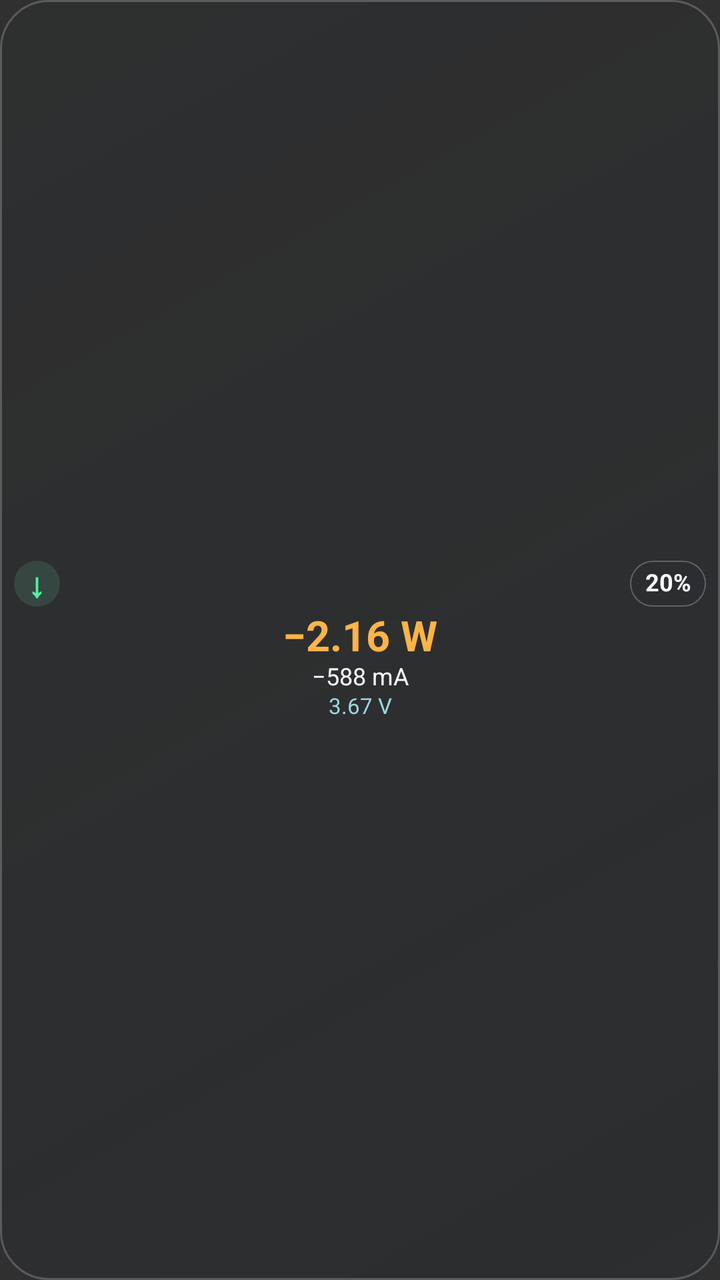
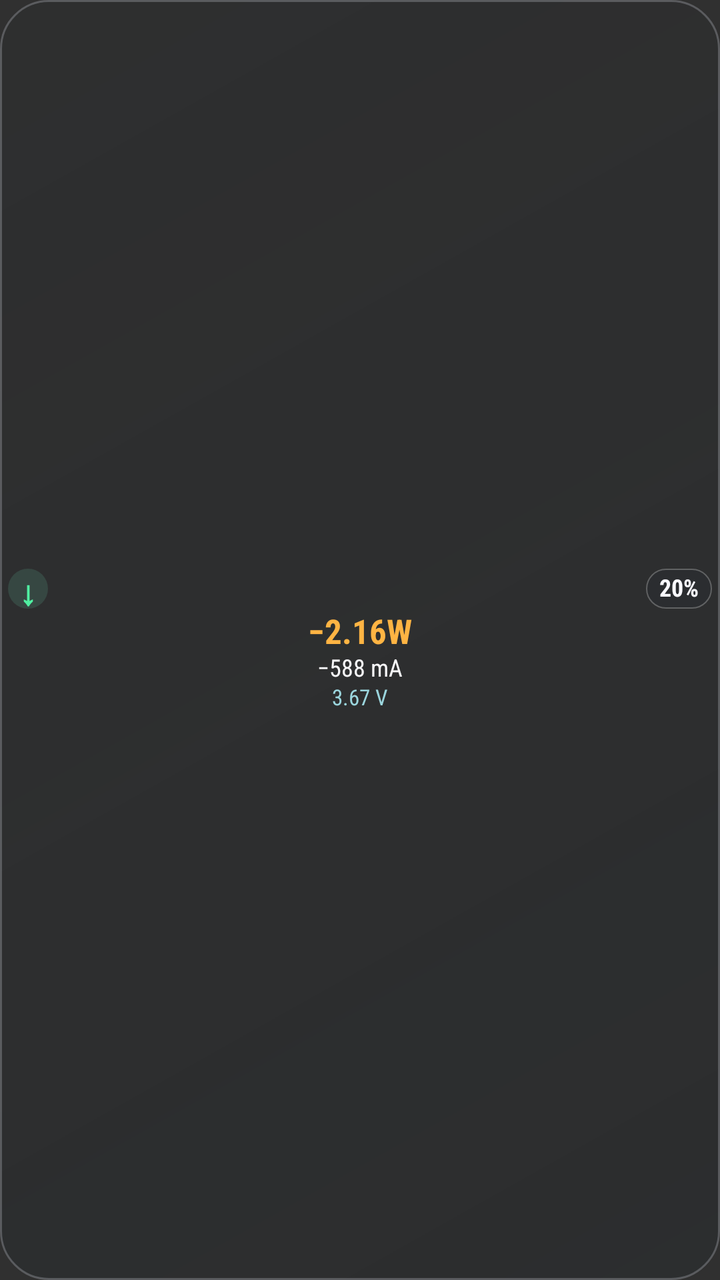

Screens rendered from an Android XML layout before and after an edit, with the pre-edit source and the edit as a unified diff.
<!-- AndroidManifest.xml: application theme android:Theme.Material.NoActionBar -->
<!-- res/layout/widget_transparent.xml -->
<?xml version="1.0" encoding="utf-8"?>
<LinearLayout xmlns:android="http://schemas.android.com/apk/res/android"
    android:id="@+id/widget_root"
    android:layout_width="match_parent"
    android:layout_height="match_parent"
    android:orientation="vertical"
    android:gravity="center"
    android:background="@drawable/widget_bg_transparent"
    android:paddingStart="7dp"
    android:paddingEnd="7dp"
    android:paddingTop="6dp"
    android:paddingBottom="6dp">

    
    <LinearLayout
        android:layout_width="match_parent"
        android:layout_height="wrap_content"
        android:orientation="horizontal"
        android:gravity="center_vertical"
        android:paddingBottom="3dp">

        <TextView
            android:id="@+id/widget_status"
            android:layout_width="23dp"
            android:layout_height="23dp"
            android:background="@drawable/widget_status_circle"
            android:gravity="center"
            android:text="↓"
            android:textSize="17sp"
            android:textStyle="bold"
            android:textColor="#50F0A2"
            android:includeFontPadding="false"/>

        <TextView
            android:layout_width="0dp"
            android:layout_weight="1"
            android:layout_height="1dp"/>

        <TextView
            android:id="@+id/widget_level"
            android:layout_width="wrap_content"
            android:layout_height="23dp"
            android:minWidth="38dp"
            android:gravity="center"
            android:background="@drawable/widget_chip_transparent"
            android:paddingStart="6dp"
            android:paddingEnd="6dp"
            android:text="20%"
            android:textColor="#FAFAFF"
            android:fontFamily="sans"
            android:textStyle="bold"
            android:textSize="12sp"
            android:includeFontPadding="false"/>
    </LinearLayout>

    
    <TextView
        android:id="@+id/widget_value"
        android:layout_width="match_parent"
        android:layout_height="wrap_content"
        android:minHeight="24dp"
        android:gravity="center"
        android:text="−2.16 W"
        android:textColor="#FFB443"
        android:fontFamily="sans"
        android:textStyle="bold"
        android:textSize="21sp"
        android:includeFontPadding="false"
        android:singleLine="true"
        android:ellipsize="end"
        android:autoSizeTextType="uniform"
        android:autoSizeMinTextSize="11sp"
        android:autoSizeMaxTextSize="21sp"
        android:autoSizeStepGranularity="1sp"/>

    <TextView
        android:id="@+id/widget_sub"
        android:layout_width="match_parent"
        android:layout_height="wrap_content"
        android:gravity="center"
        android:layout_marginTop="1dp"
        android:text="−588 mA"
        android:textColor="#F7F7F9"
        android:fontFamily="sans"
        android:textSize="12sp"
        android:includeFontPadding="false"
        android:singleLine="true"
        android:ellipsize="end"
        android:autoSizeTextType="uniform"
        android:autoSizeMinTextSize="9sp"
        android:autoSizeMaxTextSize="12sp"
        android:autoSizeStepGranularity="1sp"/>

    <TextView
        android:id="@+id/widget_voltage"
        android:layout_width="match_parent"
        android:layout_height="wrap_content"
        android:gravity="center"
        android:layout_marginTop="1dp"
        android:text="3.67 V"
        android:textColor="#9BD6DE"
        android:fontFamily="sans"
        android:textSize="11sp"
        android:includeFontPadding="false"
        android:singleLine="true"
        android:ellipsize="end"/>
</LinearLayout>
<!-- resources referenced by this layout -->
<resources>
  <!-- drawable widget_bg_transparent (drawable) -->
  <?xml version="1.0" encoding="utf-8"?>
  <shape xmlns:android="http://schemas.android.com/apk/res/android" android:shape="rectangle">
      
      <gradient android:startColor="#321A2228" android:endColor="#16161D24" android:angle="135" />
      <stroke android:width="1dp" android:color="#3DE0E5F0" />
      <corners android:radius="24dp" />
  </shape>
  <!-- drawable widget_chip_transparent (drawable) -->
  <?xml version="1.0" encoding="utf-8"?>
  <shape xmlns:android="http://schemas.android.com/apk/res/android" android:shape="rectangle">
      <solid android:color="#4C252D35" />
      <stroke android:width="0.5dp" android:color="#40FFFFFF" />
      <corners android:radius="24dp" />
  </shape>
  <!-- drawable widget_status_circle (drawable) -->
  <?xml version="1.0" encoding="utf-8"?>
  <shape xmlns:android="http://schemas.android.com/apk/res/android" android:shape="oval">
      <solid android:color="#59487565" />
  </shape>
</resources>

<!-- the commit's change to res/layout/widget_transparent.xml (unified diff, before → after) -->
@@ -6,10 +6,10 @@
     android:orientation="vertical"
     android:gravity="center"
     android:background="@drawable/widget_bg_transparent"
-    android:paddingStart="7dp"
-    android:paddingEnd="7dp"
-    android:paddingTop="6dp"
-    android:paddingBottom="6dp">
+    android:paddingStart="4dp"
+    android:paddingEnd="4dp"
+    android:paddingTop="4dp"
+    android:paddingBottom="4dp">
 
     
     <LinearLayout
@@ -17,12 +17,12 @@
         android:layout_height="wrap_content"
         android:orientation="horizontal"
         android:gravity="center_vertical"
-        android:paddingBottom="3dp">
+        android:paddingBottom="2dp">
 
         <TextView
             android:id="@+id/widget_status"
-            android:layout_width="23dp"
-            android:layout_height="23dp"
+            android:layout_width="20dp"
+            android:layout_height="20dp"
             android:background="@drawable/widget_status_circle"
             android:gravity="center"
             android:text="↓"
@@ -39,15 +39,15 @@
         <TextView
             android:id="@+id/widget_level"
             android:layout_width="wrap_content"
-            android:layout_height="23dp"
-            android:minWidth="38dp"
+            android:layout_height="20dp"
+            android:minWidth="33dp"
             android:gravity="center"
             android:background="@drawable/widget_chip_transparent"
-            android:paddingStart="6dp"
-            android:paddingEnd="6dp"
+            android:paddingStart="4dp"
+            android:paddingEnd="4dp"
             android:text="20%"
             android:textColor="#FAFAFF"
-            android:fontFamily="sans"
+            android:fontFamily="sans-serif-condensed"
             android:textStyle="bold"
             android:textSize="12sp"
             android:includeFontPadding="false"/>
@@ -58,19 +58,19 @@
         android:id="@+id/widget_value"
         android:layout_width="match_parent"
         android:layout_height="wrap_content"
-        android:minHeight="24dp"
+        android:minHeight="20dp"
         android:gravity="center"
-        android:text="−2.16 W"
+        android:text="−2.16W"
         android:textColor="#FFB443"
-        android:fontFamily="sans"
+        android:fontFamily="sans-serif-condensed"
         android:textStyle="bold"
-        android:textSize="21sp"
+        android:textSize="17sp"
         android:includeFontPadding="false"
         android:singleLine="true"
         android:ellipsize="end"
         android:autoSizeTextType="uniform"
-        android:autoSizeMinTextSize="11sp"
-        android:autoSizeMaxTextSize="21sp"
+        android:autoSizeMinTextSize="9sp"
+        android:autoSizeMaxTextSize="17sp"
         android:autoSizeStepGranularity="1sp"/>
 
     <TextView
@@ -81,7 +81,7 @@
         android:layout_marginTop="1dp"
         android:text="−588 mA"
         android:textColor="#F7F7F9"
-        android:fontFamily="sans"
+        android:fontFamily="sans-serif-condensed"
         android:textSize="12sp"
         android:includeFontPadding="false"
         android:singleLine="true"
@@ -99,7 +99,7 @@
         android:layout_marginTop="1dp"
         android:text="3.67 V"
         android:textColor="#9BD6DE"
-        android:fontFamily="sans"
+        android:fontFamily="sans-serif-condensed"
         android:textSize="11sp"
         android:includeFontPadding="false"
         android:singleLine="true"
